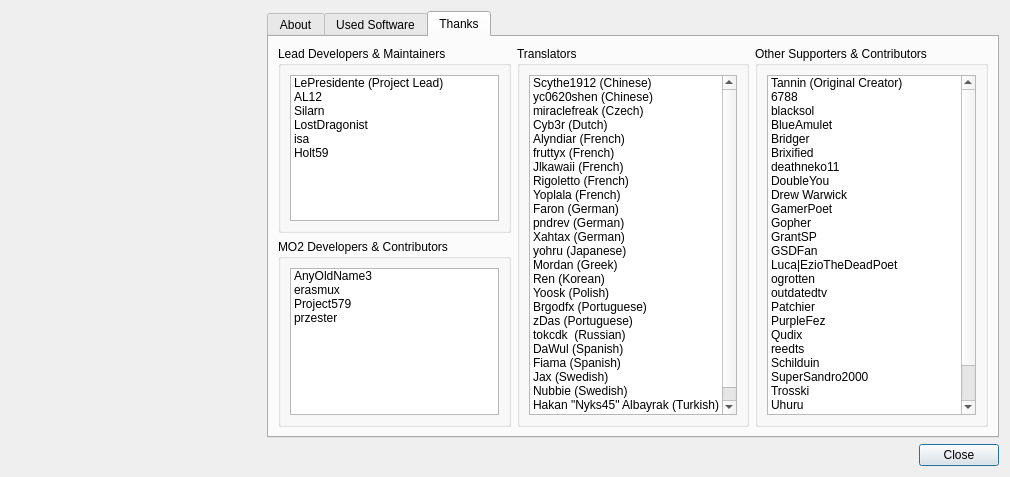
Holt59/mo2-merge, file modorganizer/src/aboutdialog.ui: the form before one commit.
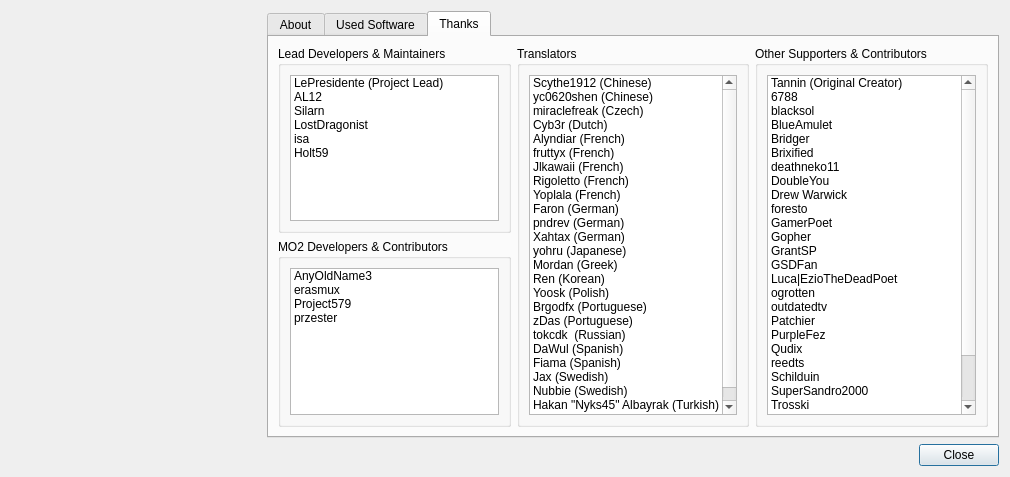
The form after the commit. The open tabs and pages were chosen to show the change. Icons and pictures are not drawn. Custom widgets are drawn as their Qt base class.

Commit message: [modorganizer] Add foresto as a contributor

```diff
--- a/modorganizer/src/aboutdialog.ui
+++ b/modorganizer/src/aboutdialog.ui
@@ -469,6 +469,11 @@
                 <string notr="true">Drew Warwick</string>
                </property>
               </item>
+              <item>
+               <property name="text">
+                <string notr="true">foresto</string>
+               </property>
+              </item>
               <item>
                <property name="text">
                 <string notr="true">GamerPoet</string>
```
